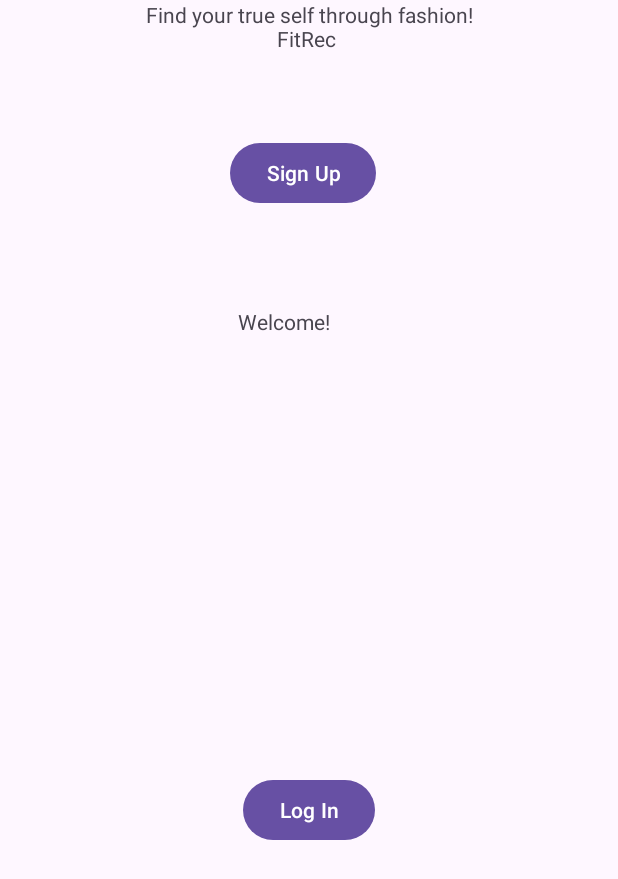
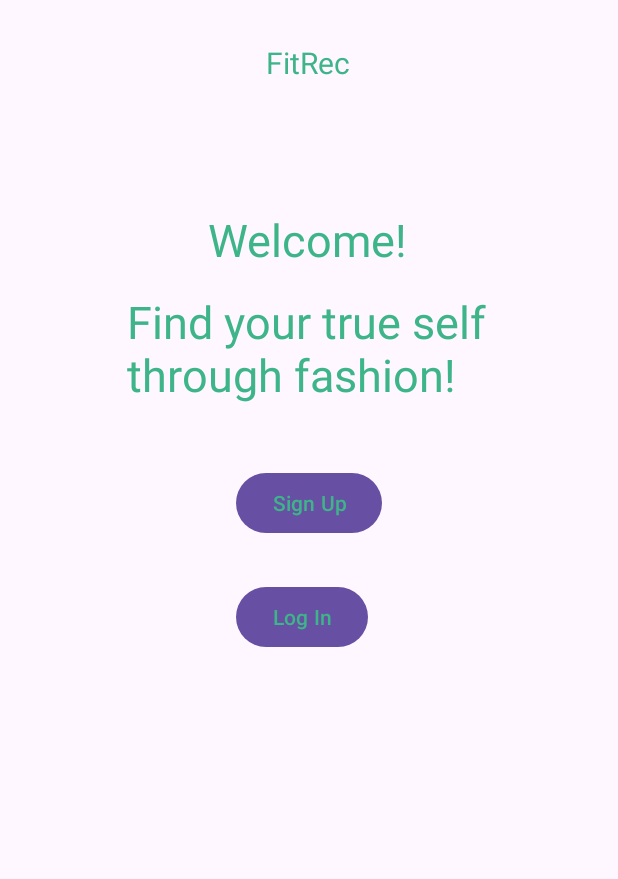
Before and after one commit to Ameerprogrammer/FitRec, an Android app built with Jetpack Compose: the screen it shows after launch (MainActivity), on a phone screen of 412 x 824 dp. Shown: the top 879 px of the screen. Run offline under Robolectric (Android 15) with nearby library versions, the phone set to English and light mode, and no system bars.

Commit message:
Figured how to do the constraints and positioning, edited main screen to make it look pretty

```diff
--- a/app/src/main/AndroidManifest.xml
+++ b/app/src/main/AndroidManifest.xml
@@ -19,6 +19,7 @@
             android:theme="@style/Theme.FitRec" />
         <activity
             android:name=".MainActivity"
+            android:label="FitRec"
             android:exported="true"
             android:theme="@style/Theme.FitRec" >
             <intent-filter>
--- a/app/src/main/java/com/example/fitrec/MainActivity.java
+++ b/app/src/main/java/com/example/fitrec/MainActivity.java
@@ -17,7 +17,6 @@ public class MainActivity extends AppCompatActivity {
 
     public void launchSignUp(View v) {
         //launch a new screen
-
         Intent i = new Intent(this, SignUpScreen.class);
         startActivity(i);
     }
--- a/app/src/main/res/layout/activity_main.xml
+++ b/app/src/main/res/layout/activity_main.xml
@@ -6,56 +6,73 @@
     android:layout_height="match_parent"
     tools:context=".MainActivity">
 
+
     <TextView
         android:layout_width="wrap_content"
         android:layout_height="wrap_content"
+        android:layout_alignParentTop="true"
+        android:layout_centerHorizontal="true"
         android:text="@string/Welcome_1"
+        android:textColor="#3EB489"
+        android:textSize="30sp"
         app:layout_constraintBottom_toBottomOf="parent"
-        app:layout_constraintHorizontal_bias="0.452"
-        app:layout_constraintLeft_toLeftOf="parent"
-        app:layout_constraintRight_toRightOf="parent"
+        app:layout_constraintEnd_toEndOf="parent"
+        app:layout_constraintHorizontal_bias="0.498"
+        app:layout_constraintStart_toStartOf="parent"
         app:layout_constraintTop_toTopOf="parent"
-        app:layout_constraintVertical_bias="0.254" />
+        app:layout_constraintVertical_bias="0.178" />
 
     <Button
         android:id="@+id/button3"
         android:layout_width="wrap_content"
         android:layout_height="wrap_content"
-        android:layout_marginTop="72dp"
         android:onClick="launchSignUp"
         android:text="@string/text_2"
+        android:textColor="#3EB489"
+        app:layout_constraintBottom_toBottomOf="parent"
         app:layout_constraintEnd_toEndOf="parent"
-        app:layout_constraintHorizontal_bias="0.487"
         app:layout_constraintStart_toStartOf="parent"
-        app:layout_constraintTop_toBottomOf="@+id/textView2" />
+        app:layout_constraintTop_toTopOf="parent"
+        app:layout_constraintVertical_bias="0.401" />
 
     <Button
         android:id="@+id/button4"
         android:layout_width="wrap_content"
         android:layout_height="wrap_content"
-        android:layout_marginBottom="260dp"
         android:text="@string/text_3"
+        android:textColor="#3EB489"
         app:layout_constraintBottom_toBottomOf="parent"
         app:layout_constraintEnd_toEndOf="parent"
-        app:layout_constraintStart_toStartOf="parent" />
+        app:layout_constraintHorizontal_bias="0.486"
+        app:layout_constraintStart_toStartOf="parent"
+        app:layout_constraintTop_toTopOf="parent"
+        app:layout_constraintVertical_bias="0.499" />
 
     <TextView
         android:id="@+id/textView2"
-        android:layout_width="wrap_content"
-        android:layout_height="wrap_content"
+        android:layout_width="243dp"
+        android:layout_height="75dp"
         android:text="@string/text_1"
+        android:textColor="#3EB489"
+        android:textSize="30sp"
+        app:layout_constraintBottom_toBottomOf="parent"
         app:layout_constraintEnd_toEndOf="parent"
         app:layout_constraintStart_toStartOf="parent"
-        tools:layout_editor_absoluteY="247dp" />
+        app:layout_constraintTop_toTopOf="parent"
+        app:layout_constraintVertical_bias="0.259" />
 
     <TextView
         android:id="@+id/textView3"
         android:layout_width="wrap_content"
         android:layout_height="wrap_content"
-        android:layout_marginTop="16dp"
-        android:layout_marginEnd="188dp"
         android:text="@string/app_name"
+        android:textColor="#3EB489"
+        android:textSize="20sp"
+        app:layout_constraintBottom_toBottomOf="parent"
         app:layout_constraintEnd_toEndOf="parent"
-        app:layout_constraintTop_toTopOf="parent" />
+        app:layout_constraintHorizontal_bias="0.498"
+        app:layout_constraintStart_toStartOf="parent"
+        app:layout_constraintTop_toTopOf="parent"
+        app:layout_constraintVertical_bias="0.035" />
 
 </androidx.constraintlayout.widget.ConstraintLayout>
--- a/app/src/main/res/values/colors.xml
+++ b/app/src/main/res/values/colors.xml
@@ -2,4 +2,5 @@
 <resources>
     <color name="black">#FF000000</color>
     <color name="white">#FFFFFFFF</color>
+    <color name="mint">#3EB489</color>
 </resources>
```
